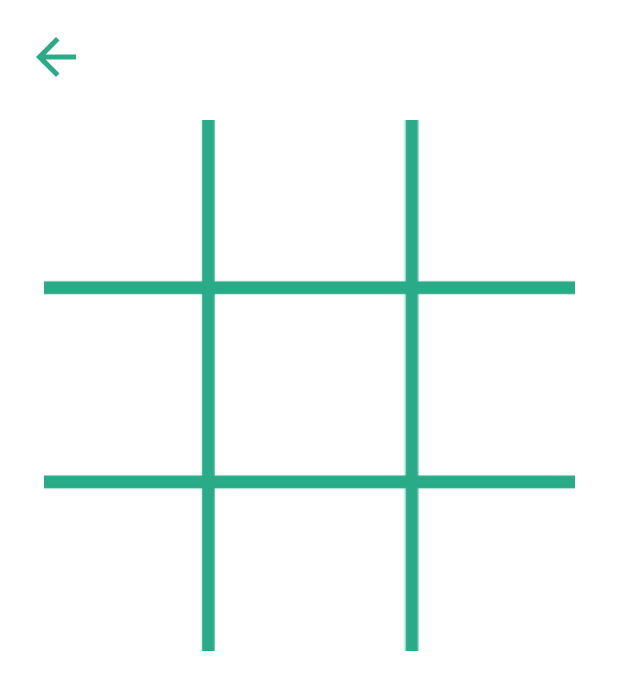
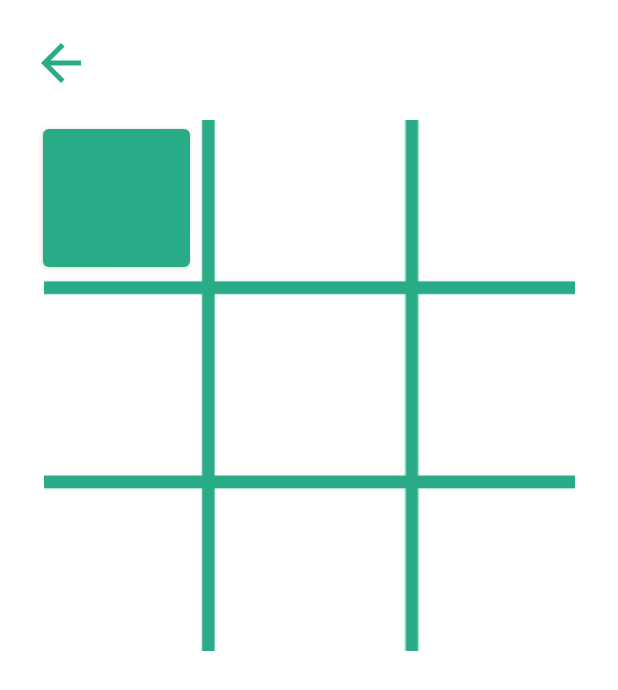
Before and after one commit to alexgajda/TicTacToe_DarkMode, an Android app: the layout activity_game.xml on its own in the app's theme, with its tools: preview values and no code run, on a phone screen of 412 x 824 dp. Shown: the top 690 px of the screen. Run offline under Robolectric (Android 15) with nearby library versions, the phone set to English and light mode, and no system bars.

Commit message:
x and o to buttons

```diff
--- a/app/build.gradle
+++ b/app/build.gradle
@@ -29,6 +29,7 @@ android {
     buildFeatures {
         viewBinding true
     }
+    namespace 'com.example.tictactoewithdarkmode'
 }
 
 dependencies {
--- a/app/src/main/AndroidManifest.xml
+++ b/app/src/main/AndroidManifest.xml
@@ -1,6 +1,5 @@
 <?xml version="1.0" encoding="utf-8"?>
-<manifest xmlns:android="http://schemas.android.com/apk/res/android"
-    package="com.example.tictactoewithdarkmode">
+<manifest xmlns:android="http://schemas.android.com/apk/res/android">
 
     <application
         android:allowBackup="true"
--- a/app/src/main/res/layout/activity_game.xml
+++ b/app/src/main/res/layout/activity_game.xml
@@ -5,6 +5,7 @@
     android:id="@+id/gameLayer"
     android:layout_width="match_parent"
     android:layout_height="match_parent"
+    android:visibility="visible"
     tools:context=".gameActivity">
 
     <ImageView
@@ -32,6 +33,7 @@
         android:background="@android:color/transparent"
         android:textAppearance="@style/TextAppearance.AppCompat.Display3"
         android:textColor="@color/green"
+        android:visibility="visible"
         app:layout_constraintEnd_toEndOf="parent"
         app:layout_constraintHorizontal_bias="0.498"
         app:layout_constraintStart_toStartOf="parent"
@@ -39,15 +41,14 @@
 
     <Button
         android:id="@+id/buttonTL"
-        style="?android:attr/borderlessButtonStyle"
         android:layout_width="98dp"
         android:layout_height="104dp"
         android:layout_marginStart="32dp"
         android:layout_marginTop="80dp"
         android:layout_marginEnd="30dp"
-        android:background="@android:color/transparent"
+        android:clickable="true"
         android:textAppearance="@style/TextAppearance.AppCompat.Display3"
-        android:textColor="@color/green"
+        android:textColor="@color/black"
         android:visibility="visible"
         app:layout_constraintEnd_toStartOf="@+id/buttonTM"
         app:layout_constraintHorizontal_bias="1.0"
@@ -74,11 +75,12 @@
         style="?android:attr/borderlessButtonStyle"
         android:layout_width="98dp"
         android:layout_height="104dp"
-        android:layout_marginTop="25dp"
+        android:layout_marginTop="20dp"
         android:background="@android:color/transparent"
         android:textAppearance="@style/TextAppearance.AppCompat.Display3"
         android:textColor="@color/green"
         app:layout_constraintEnd_toEndOf="@+id/buttonML"
+        app:layout_constraintHorizontal_bias="0.0"
         app:layout_constraintStart_toStartOf="@+id/buttonML"
         app:layout_constraintTop_toBottomOf="@+id/buttonML" />
 
@@ -87,12 +89,12 @@
         style="?android:attr/borderlessButtonStyle"
         android:layout_width="98dp"
         android:layout_height="104dp"
-        android:layout_marginTop="25dp"
+        android:layout_marginTop="20dp"
         android:background="@android:color/transparent"
         android:textAppearance="@style/TextAppearance.AppCompat.Display3"
         android:textColor="@color/green"
         app:layout_constraintEnd_toEndOf="@+id/buttonMM"
-        app:layout_constraintHorizontal_bias="0.096"
+        app:layout_constraintHorizontal_bias="0.0"
         app:layout_constraintStart_toStartOf="@+id/buttonMM"
         app:layout_constraintTop_toBottomOf="@+id/buttonMM" />
 
@@ -101,11 +103,12 @@
         style="?android:attr/borderlessButtonStyle"
         android:layout_width="98dp"
         android:layout_height="104dp"
-        android:layout_marginTop="25dp"
+        android:layout_marginTop="20dp"
         android:background="@android:color/transparent"
         android:textAppearance="@style/TextAppearance.AppCompat.Display3"
         android:textColor="@color/green"
         app:layout_constraintEnd_toEndOf="@+id/buttonMR"
+        app:layout_constraintHorizontal_bias="0.0"
         app:layout_constraintStart_toStartOf="@+id/buttonMR"
         app:layout_constraintTop_toBottomOf="@+id/buttonMR" />
 
@@ -170,7 +173,7 @@
         android:layout_width="165dp"
         android:layout_height="114dp"
         android:gravity="center_horizontal"
-        android:textSize="48sp"
+        android:textSize="96sp"
         app:layout_constraintBottom_toBottomOf="parent"
         app:layout_constraintEnd_toEndOf="@+id/playerX_text"
         app:layout_constraintHorizontal_bias="0.0"
@@ -183,7 +186,7 @@
         android:layout_width="165dp"
         android:layout_height="114dp"
         android:gravity="center_horizontal"
-        android:textSize="48sp"
+        android:textSize="96sp"
         app:layout_constraintBottom_toBottomOf="parent"
         app:layout_constraintEnd_toEndOf="@+id/playerO_text"
         app:layout_constraintHorizontal_bias="1.0"
@@ -208,6 +211,8 @@
         android:layout_width="wrap_content"
         android:layout_height="wrap_content"
         android:background="@null"
+        android:minWidth="48dp"
+        android:minHeight="48dp"
         app:layout_constraintBottom_toBottomOf="parent"
         app:layout_constraintEnd_toEndOf="parent"
         app:layout_constraintHorizontal_bias="0.046"
--- a/app/src/main/res/layout/activity_give_names.xml
+++ b/app/src/main/res/layout/activity_give_names.xml
@@ -13,10 +13,11 @@
         android:layout_marginTop="656dp"
         android:onClick="handleText"
         android:text="@string/play"
+        app:layout_constraintBottom_toBottomOf="parent"
         app:layout_constraintEnd_toEndOf="parent"
-        app:layout_constraintHorizontal_bias="0.495"
         app:layout_constraintStart_toStartOf="parent"
-        app:layout_constraintTop_toTopOf="parent" />
+        app:layout_constraintTop_toTopOf="parent"
+        app:layout_constraintVertical_bias="0.0" />
 
     <TextView
         android:id="@+id/enterYourNames"
--- a/build.gradle
+++ b/build.gradle
@@ -5,7 +5,7 @@ buildscript {
         jcenter()
     }
     dependencies {
-        classpath 'com.android.tools.build:gradle:7.2.1'
+        classpath 'com.android.tools.build:gradle:7.3.1'
 
         // NOTE: Do not place your application dependencies here; they belong
         // in the individual module build.gradle files
```
Also changed, not shown: app/src/main/java/com/example/tictactoewithdarkmode/gameActivity.java (+142 -5 lines), app/src/main/res/layout/activity_main.xml (+4 -3 lines), gradle/wrapper/gradle-wrapper.properties.
